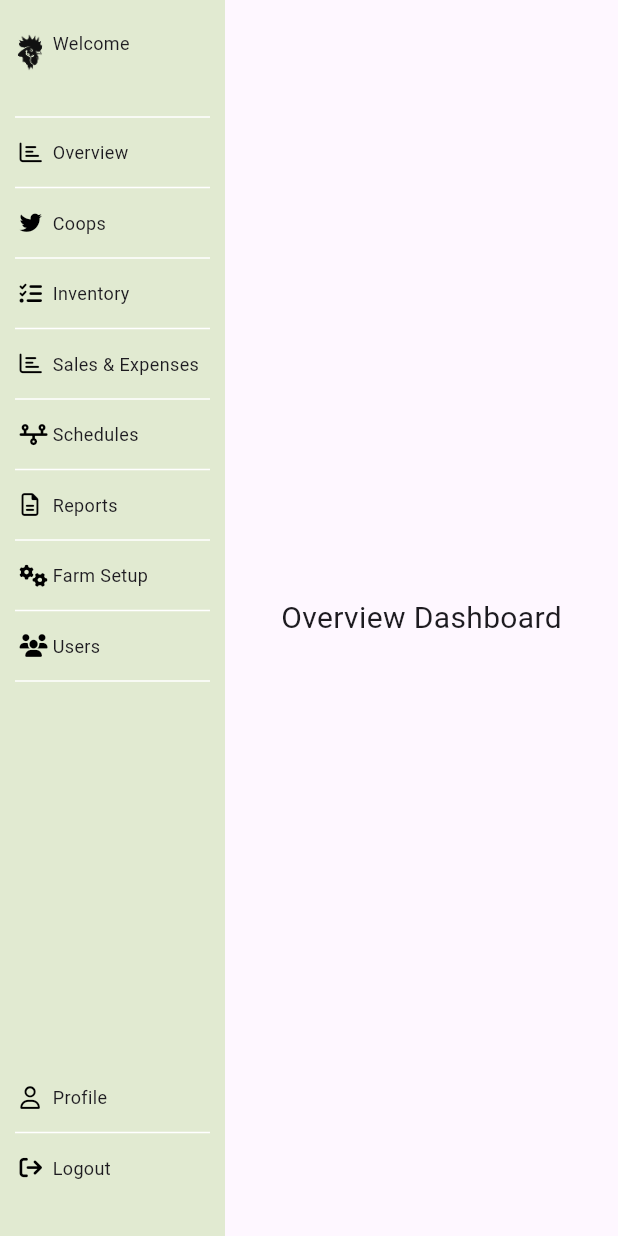
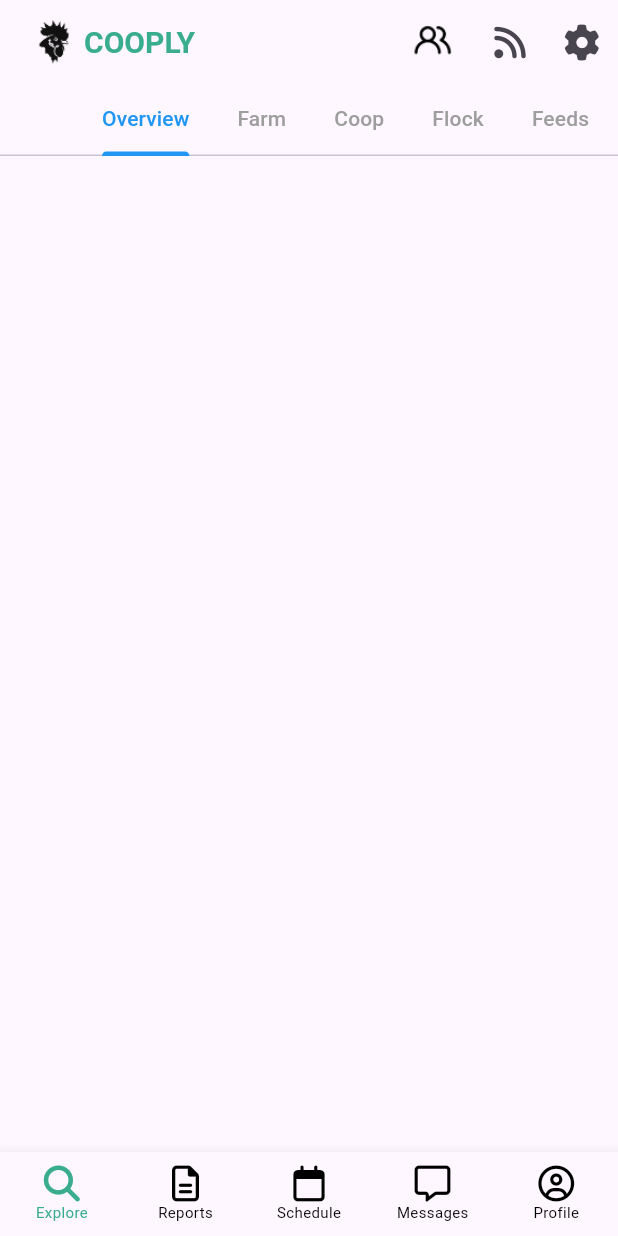
Before and after one commit to Moverr/cooply, a Flutter app: the Dashboard screen opened directly, on a phone screen of 412 x 824 dp. Run offline on Flutter 3.47's test engine with Material 3 defaults, Android fonts, the phone set to English and light mode, and no system bars; our stand-ins replace dio, font_awesome_flutter, get_it, logger, shared_preferences; accounts and stored records are empty; Roboto replaces fonts that are missing (inter).

Commit message:
Redesigning the Dashboard view

```diff
--- /dev/null
+++ b/lib/screens/dashboard/MainScreens/explore_screen.dart
@@ -0,0 +1,45 @@
+
+
+import 'package:flutter/cupertino.dart';
+import 'package:flutter/material.dart';
+
+class ExploreScreen extends StatefulWidget{
+  @override
+  State<StatefulWidget> createState() => _ExploreState();
+
+}
+
+class _ExploreState extends State<ExploreScreen>{
+
+  final List<String> tabTitles = ['Overview', 'Farm', 'Coop','Flock','Feeds','Health']; // Dynamic list
+
+
+  @override
+  Widget build(BuildContext context) {
+
+    return Scaffold(
+
+      body:  DefaultTabController(
+          length: tabTitles.length,
+          child: Align(
+              alignment: Alignment.topLeft, // Aligns TabBar to the left
+child:
+              TabBar(
+                isScrollable: true,
+                labelColor: Colors.blue,
+                unselectedLabelColor: Colors.grey,
+                indicatorColor: Colors.blue,
+                padding: EdgeInsets.zero,          // Remove internal padding
+                labelPadding: EdgeInsets.only(right: 16,left: 16), // Adjust space between tabs
+                tabs: tabTitles.map((title) => Tab(text: title)).toList(),
+              ),
+
+
+          )
+      )
+    );
+
+
+  }
+
+}
--- a/lib/screens/dashboard/dashboard_screen.dart
+++ b/lib/screens/dashboard/dashboard_screen.dart
@@ -1,12 +1,16 @@
 import 'dart:math';
 
 import 'package:Cooply/models/dtos/LoginResponse.dart';
+import 'package:Cooply/screens/dashboard/MainScreens/messages_screen.dart';
+import 'package:Cooply/screens/dashboard/MainScreens/profie_screen.dart';
+import 'package:Cooply/screens/dashboard/MainScreens/reports_screen.dart';
+import 'package:Cooply/screens/dashboard/MainScreens/schedule_screen.dart';
 import 'package:Cooply/screens/dashboard/farmsetup_screen.dart';
 import 'package:Cooply/screens/dashboard/overview_screen.dart';
 import 'package:Cooply/screens/home_screen.dart';
-import 'package:Cooply/screens/login_screen.dart';
 import 'package:Cooply/screens/splash_screen.dart';
 import 'package:Cooply/services/AuthService.dart';
+import 'package:Cooply/utils/AppConstants.dart';
 import 'package:flutter/material.dart';
 import 'package:get_it/get_it.dart';
 import 'package:provider/provider.dart';
@@ -20,6 +24,8 @@ import '../../providers/auth_provider.dart';
 
 import 'package:font_awesome_flutter/font_awesome_flutter.dart';
 
+import 'MainScreens/explore_screen.dart';
+
 class Dashboard extends StatefulWidget {
   const Dashboard({super.key});
 
@@ -29,6 +35,7 @@ class Dashboard extends StatefulWidget {
 
 class _DashboardState extends State<Dashboard> {
   bool isExpanded = true;
+  int _currentIndex = 0;
 
   final List<Menu> _menuList = [
     const Menu(
@@ -88,6 +95,31 @@ class _DashboardState extends State<Dashboard> {
         faIcon: FontAwesomeIcons.users),
   ];
 
+  final List<BottomNavigationBarItem> bottomMainMenu = [
+    BottomNavigationBarItem(
+
+      icon: FaIcon(FontAwesomeIcons.magnifyingGlass),
+      label: 'Explore',
+    ),
+    BottomNavigationBarItem(
+      icon: FaIcon(FontAwesomeIcons.fileLines),
+      label: 'Reports',
+    ),
+
+    BottomNavigationBarItem(
+      icon: FaIcon(FontAwesomeIcons.calendar),
+      label: 'Schedule',
+    ),
+    BottomNavigationBarItem(
+      icon: FaIcon(FontAwesomeIcons.message),
+      label: 'Messages',
+    ),
+    BottomNavigationBarItem(
+      icon: FaIcon(FontAwesomeIcons.circleUser),
+      label: 'Profile',
+    ),
+  ];
+
   // final authProvider = GetIt.I<AuthProvider>();
 
   AuthService authService = getIt<AuthService>();
@@ -108,24 +140,77 @@ class _DashboardState extends State<Dashboard> {
         });
   }
 
+
+  final List<Widget> _mainPages = [
+    ExploreScreen(),
+    ReportScreen(),
+    ScheduleScreen(),
+    MessageScreen(),
+    ProfileScreen(),
+  ];
+
+
+
   @override
   Widget build(BuildContext context) {
     final authProvider = Provider.of<AuthProvider>(context, listen: true);
 
+
     return Scaffold(
-      //  appBar: AppBar(
-      //   title: const Text("Dashboard"),
-      //   leading: IconButton(
-      //     icon: const Icon(Icons.menu),
-      //     onPressed: () {
-      //       setState(() {
-      //         isExpanded = !isExpanded;
-      //       });
-      //     },
-      //   ),
-      // ),
+       appBar: AppBar(
+        title:  Row(
+          children: [
+            Image.asset(
+              "assets/chicken.png",
+              width: 40,
+              height: 30,
 
-      body: Center(
+            ),
+            const Text(AppConstants.titleText,
+                 style: TextStyle(
+                   fontFamily: "inter",
+                fontSize: 20,
+                color: Color(0XFF3AAD8F),
+                fontWeight: FontWeight.bold),
+            ),
+          ],
+        ),
+
+
+         actions: [
+           IconButton(
+             icon: Image.asset("assets/users.png",
+               width: 40, height: 30,
+             ),
+
+             // const  FaIcon(FontAwesomeIcons.users),
+             //Icon(Icons.notifications),
+             onPressed: () {
+               // Handle notification press
+             },
+           ),
+           IconButton(
+             icon:  const  FaIcon(FontAwesomeIcons.rss ),
+             onPressed: () {
+               // Handle settings press
+             },
+           ),
+
+           IconButton(
+             icon:  const  FaIcon(FontAwesomeIcons.gear),
+             onPressed: () {
+               // Handle settings press
+             },
+           ),
+
+         ],
+
+      ),
+
+
+      body: _mainPages[_currentIndex],
+          /*
+      Center(
         child: Row(
           children: [
             AnimatedContainer(
@@ -226,6 +311,20 @@ class _DashboardState extends State<Dashboard> {
           ],
         ),
       ),
+*/
+        bottomNavigationBar:
+        BottomNavigationBar(
+          type: BottomNavigationBarType.fixed,
+          currentIndex: _currentIndex,
+          selectedItemColor:  Color(0xFF3AAD8F),
+          unselectedItemColor:  Color(0xFF000000),
+          onTap: (index) => setState(() => _currentIndex = index),
+          selectedLabelStyle: TextStyle(fontSize: 10,fontFamily: AppConstants.fontFamily, fontWeight: FontWeight.normal),
+          unselectedLabelStyle: TextStyle(fontSize: 10, fontFamily: AppConstants.fontFamily, fontWeight: FontWeight.normal),
+          items: bottomMainMenu,
+
+        ),
+
     );
   }
 
--- a/lib/utils/AppConstants.dart
+++ b/lib/utils/AppConstants.dart
@@ -2,13 +2,15 @@ import 'dart:ui';
 
 class AppConstants {
   static const String appName = "cooply";
+  static const String titleText = "COOPLY";
+
   static const String appVersion = "gianna v1.0.0";
   static const String byLine = "farm manager";
 
   static const String companyName = "khoodilabs";
   static final String currentYear = DateTime.now().year.toString();
 
-  static const String fontFamily = "Inria Sans";
+  static const String fontFamily = "inter";
   static const String LOGIN = "Login";
   static const String SIGNUP_LOGIN = "Signup";
 
--- a/pubspec.yaml
+++ b/pubspec.yaml
@@ -39,6 +39,7 @@ dependencies:
   dio: ^5.8.0+1
   json_annotation: ^4.8.1
   font_awesome_flutter: ^10.8.0
+  skeletons: ^0.0.3
 
 dev_dependencies:
   flutter_test:
@@ -70,6 +71,8 @@ flutter:
     - assets/farm.png
     - assets/reports.png
     - assets/logout.png
+    - assets/users.png
+    - assets/cooply_header.png
     - assets/users.png
 
 
```
Also changed, not shown: lib/screens/dashboard/MainScreens/messages_screen.dart (added, +23 -0 lines), lib/screens/dashboard/MainScreens/profie_screen.dart (added, +23 -0 lines), lib/screens/dashboard/MainScreens/reports_screen.dart (added, +23 -0 lines), lib/screens/dashboard/MainScreens/schedule_screen.dart (added, +23 -0 lines), lib/screens/dashboard/farmsetup_screen.dart (+3 -8 lines), assets/cooply_header.png (added), lib/assets/cooply_icon_name.png (added), lib/assets/users.png (added), pubspec.lock, 2 other files.
